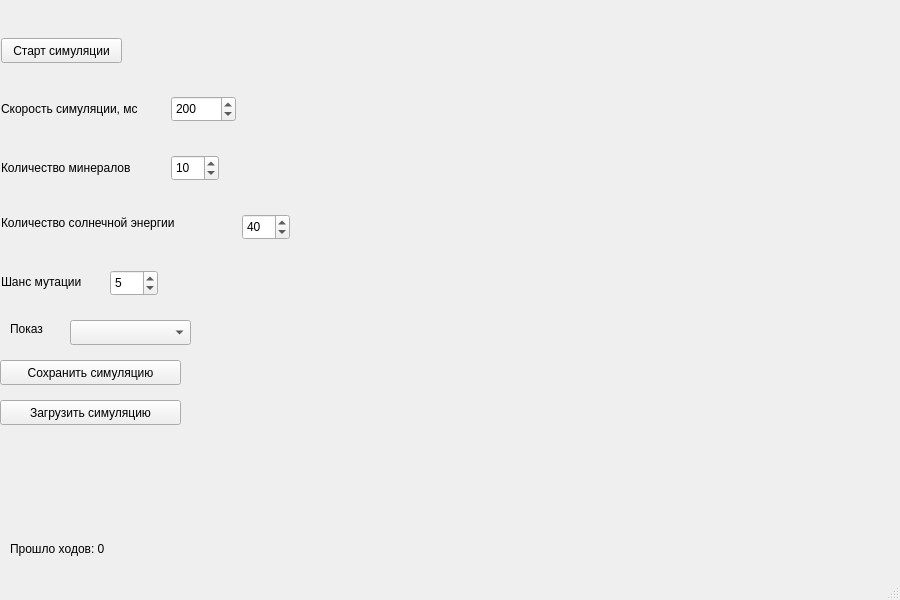
Qt form ui.ui (Error273/ALife) before a commit.
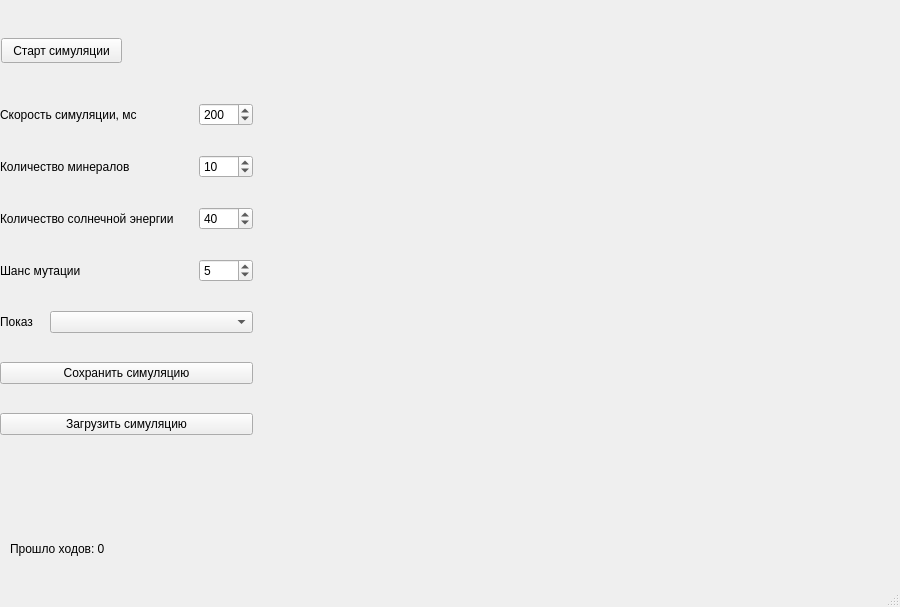
The same form after that commit.

Commit message: переработк аинтерфейса, багфиксы

Patch:
```diff
--- a/ui.ui
+++ b/ui.ui
@@ -7,7 +7,7 @@
     <x>0</x>
     <y>0</y>
     <width>900</width>
-    <height>600</height>
+    <height>607</height>
    </rect>
   </property>
   <property name="windowTitle">
@@ -27,116 +27,6 @@
      <string>Старт симуляции</string>
     </property>
    </widget>
-   <widget class="QLabel" name="label">
-    <property name="geometry">
-     <rect>
-      <x>1</x>
-      <y>96</y>
-      <width>164</width>
-      <height>26</height>
-     </rect>
-    </property>
-    <property name="text">
-     <string>Скорость симуляции, мс</string>
-    </property>
-   </widget>
-   <widget class="QLabel" name="label_2">
-    <property name="geometry">
-     <rect>
-      <x>1</x>
-      <y>214</y>
-      <width>225</width>
-      <height>17</height>
-     </rect>
-    </property>
-    <property name="text">
-     <string>Количество солнечной энергии</string>
-    </property>
-   </widget>
-   <widget class="QLabel" name="label_3">
-    <property name="geometry">
-     <rect>
-      <x>1</x>
-      <y>155</y>
-      <width>164</width>
-      <height>26</height>
-     </rect>
-    </property>
-    <property name="text">
-     <string>Количество минералов</string>
-    </property>
-   </widget>
-   <widget class="QLabel" name="label_4">
-    <property name="geometry">
-     <rect>
-      <x>1</x>
-      <y>273</y>
-      <width>102</width>
-      <height>17</height>
-     </rect>
-    </property>
-    <property name="text">
-     <string>Шанс мутации</string>
-    </property>
-   </widget>
-   <widget class="QSpinBox" name="simulation_speed_box">
-    <property name="geometry">
-     <rect>
-      <x>171</x>
-      <y>96</y>
-      <width>65</width>
-      <height>26</height>
-     </rect>
-    </property>
-    <property name="maximum">
-     <number>1000</number>
-    </property>
-    <property name="value">
-     <number>200</number>
-    </property>
-   </widget>
-   <widget class="QSpinBox" name="minerals_amount_box">
-    <property name="geometry">
-     <rect>
-      <x>171</x>
-      <y>155</y>
-      <width>48</width>
-      <height>26</height>
-     </rect>
-    </property>
-    <property name="value">
-     <number>10</number>
-    </property>
-   </widget>
-   <widget class="QSpinBox" name="sun_amount_box">
-    <property name="geometry">
-     <rect>
-      <x>242</x>
-      <y>214</y>
-      <width>48</width>
-      <height>26</height>
-     </rect>
-    </property>
-    <property name="minimum">
-     <number>1</number>
-    </property>
-    <property name="value">
-     <number>40</number>
-    </property>
-   </widget>
-   <widget class="QSpinBox" name="mutation_chance_box">
-    <property name="geometry">
-     <rect>
-      <x>110</x>
-      <y>270</y>
-      <width>48</width>
-      <height>26</height>
-     </rect>
-    </property>
-    <property name="value">
-     <number>5</number>
-    </property>
-   </widget>
    <widget class="QLabel" name="age_label">
     <property name="geometry">
      <rect>
@@ -150,54 +40,103 @@
      <string>Прошло ходов: 0</string>
     </property>
    </widget>
-   <widget class="QComboBox" name="view_mode_box">
+   <widget class="QWidget" name="">
     <property name="geometry">
      <rect>
-      <x>70</x>
-      <y>320</y>
-      <width>121</width>
-      <height>25</height>
-     </rect>
-    </property>
-   </widget>
-   <widget class="QLabel" name="label_5">
-    <property name="geometry">
-     <rect>
-      <x>10</x>
-      <y>320</y>
-      <width>67</width>
-      <height>17</height>
-     </rect>
-    </property>
-    <property name="text">
-     <string>Показ</string>
-    </property>
-   </widget>
-   <widget class="QPushButton" name="save_sim_btn">
-    <property name="geometry">
-     <rect>
       <x>0</x>
-      <y>360</y>
-      <width>181</width>
-      <height>25</height>
+      <y>80</y>
+      <width>253</width>
+      <height>381</height>
      </rect>
     </property>
-    <property name="text">
-     <string>Сохранить симуляцию</string>
-    </property>
-   </widget>
-   <widget class="QPushButton" name="load_sim_btn">
-    <property name="geometry">
-     <rect>
-      <x>0</x>
-      <y>400</y>
-      <width>181</width>
-      <height>25</height>
-     </rect>
-    </property>
-    <property name="text">
-     <string>Загрузить симуляцию</string>
-    </property>
+    <layout class="QGridLayout" name="gridLayout">
+     <item row="4" column="0">
+      <widget class="QLabel" name="label_5">
+       <property name="text">
+        <string>Показ</string>
+       </property>
+      </widget>
+     </item>
+     <item row="2" column="0" colspan="4">
+      <widget class="QLabel" name="label_2">
+       <property name="text">
+        <string>Количество солнечной энергии</string>
+       </property>
+      </widget>
+     </item>
+     <item row="2" column="4">
+      <widget class="QSpinBox" name="sun_amount_box">
+       <property name="minimum">
+        <number>1</number>
+       </property>
+       <property name="value">
+        <number>40</number>
+       </property>
+      </widget>
+     </item>
+     <item row="0" column="0" colspan="3">
+      <widget class="QLabel" name="label">
+       <property name="text">
+        <string>Скорость симуляции, мс</string>
+       </property>
+      </widget>
+     </item>
+     <item row="3" column="0" colspan="2">
+      <widget class="QLabel" name="label_4">
+       <property name="text">
+        <string>Шанс мутации</string>
+       </property>
+      </widget>
+     </item>
+     <item row="1" column="0" colspan="3">
+      <widget class="QLabel" name="label_3">
+       <property name="text">
+        <string>Количество минералов</string>
+       </property>
+      </widget>
+     </item>
+     <item row="4" column="1" colspan="4">
+      <widget class="QComboBox" name="view_mode_box"/>
+     </item>
+     <item row="3" column="4">
+      <widget class="QSpinBox" name="mutation_chance_box">
+       <property name="value">
+        <number>5</number>
+       </property>
+      </widget>
+     </item>
+     <item row="0" column="4">
+      <widget class="QSpinBox" name="simulation_speed_box">
+       <property name="maximum">
+        <number>1000</number>
+       </property>
+       <property name="value">
+        <number>200</number>
+       </property>
+      </widget>
+     </item>
+     <item row="1" column="4">
+      <widget class="QSpinBox" name="minerals_amount_box">
+       <property name="value">
+        <number>10</number>
+       </property>
+      </widget>
+     </item>
+     <item row="6" column="0" colspan="5">
+      <widget class="QPushButton" name="load_sim_btn">
+       <property name="text">
+        <string>Загрузить симуляцию</string>
+       </property>
+      </widget>
+     </item>
+     <item row="5" column="0" colspan="5">
+      <widget class="QPushButton" name="save_sim_btn">
+       <property name="text">
+        <string>Сохранить симуляцию</string>
+       </property>
+      </widget>
+     </item>
+    </layout>
    </widget>
   </widget>
   <widget class="QMenuBar" name="menubar">
```
Left out of the diff: 2 changed lines with no effect on the pictures. The commit also changes 5 other files.
